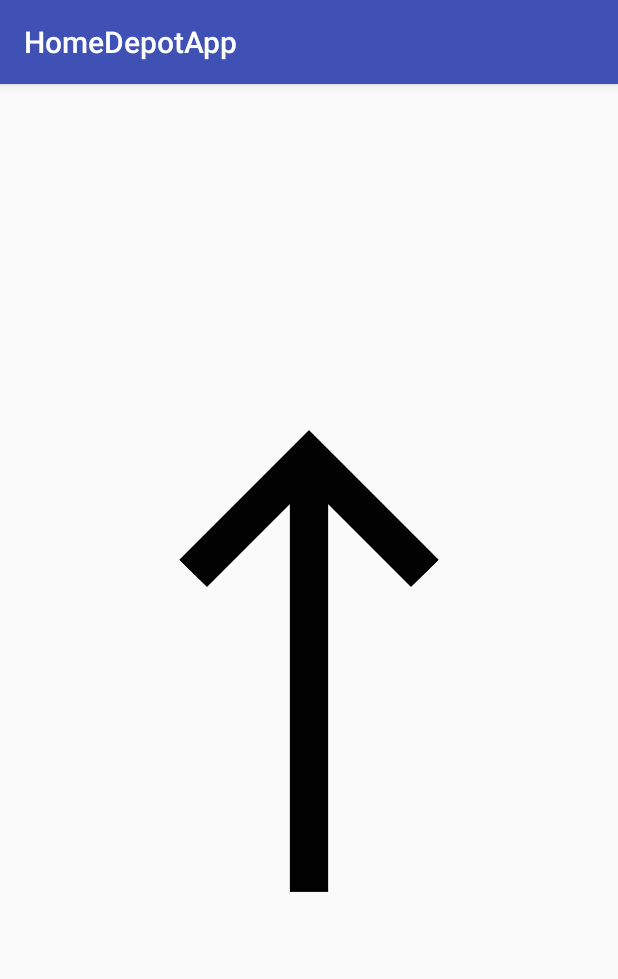
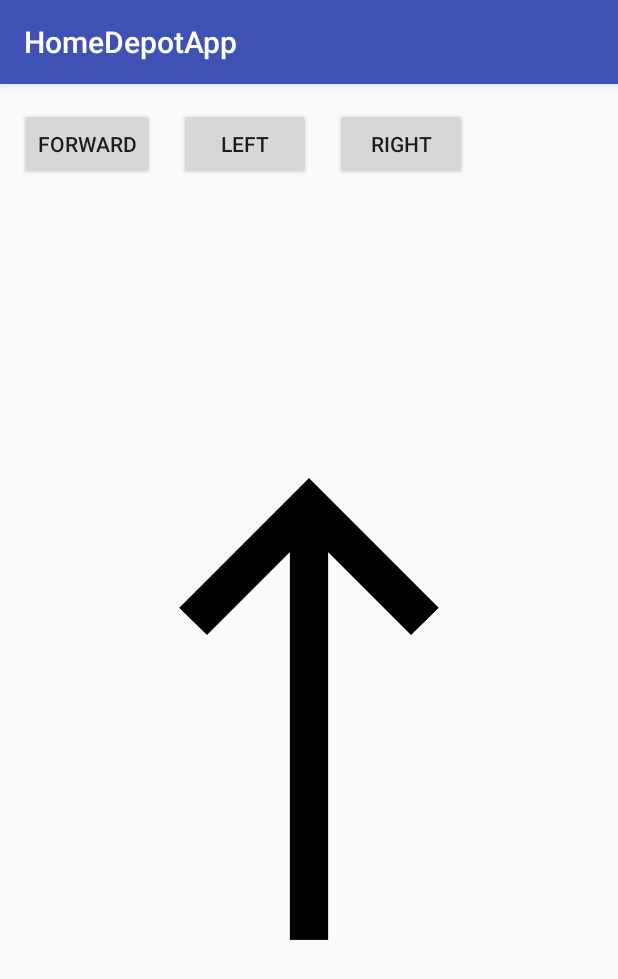
Before and after one commit to IshanArya/Beacon, an Android app: the NavigationActivity screen opened directly, with no data from a screen before it, on a phone screen of 412 x 824 dp. Shown: the top 979 px of the screen. Run offline under Robolectric (Android 15) with nearby library versions, the light colour scheme and no system bars.

Commit message:
worked on navigation

```diff
--- a/HomeDepotApp/app/src/main/res/layout/activity_navigation.xml
+++ b/HomeDepotApp/app/src/main/res/layout/activity_navigation.xml
@@ -10,7 +10,40 @@
         android:id="@+id/arrowImageView"
         android:layout_width="wrap_content"
         android:layout_height="wrap_content"
-        android:layout_centerHorizontal="true"
-        android:layout_centerVertical="true"
+        android:layout_alignParentStart="true"
+        android:layout_below="@+id/forward"
         app:srcCompat="@drawable/arrow_forward" />
+
+    <Button
+        android:id="@+id/forward"
+        android:layout_width="wrap_content"
+        android:layout_height="wrap_content"
+        android:layout_alignParentStart="true"
+        android:layout_alignParentTop="true"
+        android:layout_marginStart="13dp"
+        android:layout_marginTop="16dp"
+        android:onClick="onButtonPressed"
+        android:text="Forward" />
+
+    <Button
+        android:id="@+id/left"
+        android:layout_width="wrap_content"
+        android:layout_height="wrap_content"
+        android:layout_alignBottom="@+id/forward"
+        android:layout_marginStart="16dp"
+        android:layout_toEndOf="@+id/forward"
+        android:onClick="onButtonPressed"
+        android:text="Left" />
+
+    <Button
+        android:id="@+id/right"
+        android:layout_width="wrap_content"
+        android:layout_height="wrap_content"
+        android:layout_alignBaseline="@+id/left"
+        android:layout_alignBottom="@+id/left"
+        android:layout_marginStart="16dp"
+        android:layout_toEndOf="@+id/left"
+        android:onClick="onButtonPressed"
+        android:text="Right" />
+
 </RelativeLayout>
```
Also changed, not shown: HomeDepotApp/app/src/main/java/com/hackathon/fellas/homedepotapp/NavigationActivity.kt (+30 -1 lines), HomeDepotApp/app/src/main/res/layout/activity_list.xml (+0 -10 lines).
